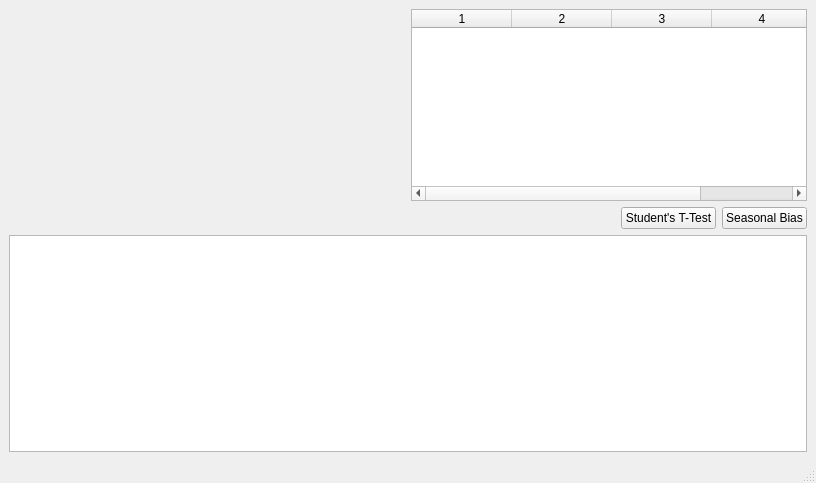
RolfVieten/StalGrowth, file src/plotselect.ui: the form before one commit.
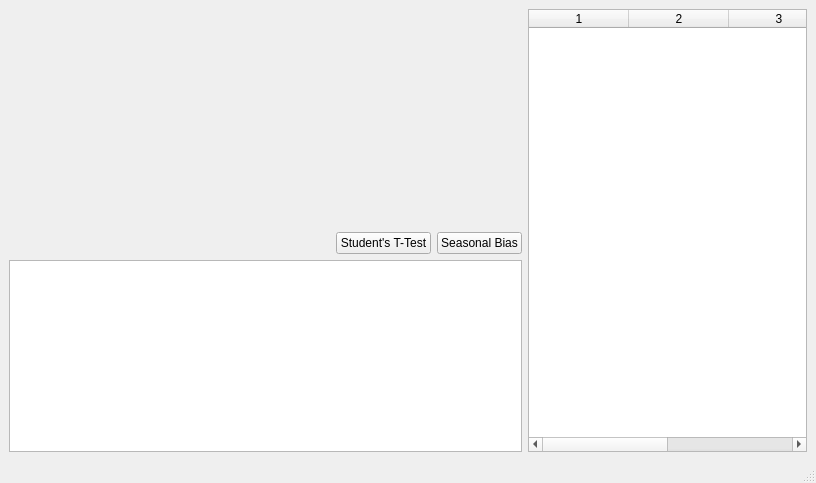
The form after the commit. Custom widgets are drawn as their Qt base class.

What changed in the file:
```diff
--- a/src/plotselect.ui
+++ b/src/plotselect.ui
@@ -14,40 +14,21 @@
    <string>MainWindow</string>
   </property>
   <widget class="QWidget" name="centralwidget">
-   <layout class="QVBoxLayout" name="verticalLayout">
-    <item>
      <layout class="QHBoxLayout" name="horizontalLayout">
       <item>
+     <layout class="QVBoxLayout" name="verticalLayout_2">
+      <item>
        <widget class="QCustomPlot" name="Graph" native="true">
         <property name="enabled">
          <bool>true</bool>
         </property>
         <property name="sizePolicy">
-         <sizepolicy hsizetype="Preferred" vsizetype="Preferred">
+         <sizepolicy hsizetype="Preferred" vsizetype="Expanding">
           <horstretch>0</horstretch>
           <verstretch>0</verstretch>
          </sizepolicy>
         </property>
        </widget>
-      </item>
-      <item>
-       <widget class="QTableWidget" name="tableWidget">
-        <property name="sizePolicy">
-         <sizepolicy hsizetype="Minimum" vsizetype="Minimum">
-          <horstretch>0</horstretch>
-          <verstretch>0</verstretch>
-         </sizepolicy>
-        </property>
-        <property name="columnCount">
-         <number>4</number>
-        </property>
-        <column/>
-        <column/>
-        <column/>
-        <column/>
-       </widget>
-      </item>
-     </layout>
     </item>
     <item>
      <layout class="QHBoxLayout" name="horizontalLayout_2">
@@ -84,7 +65,39 @@
      </layout>
     </item>
     <item>
-     <widget class="QTextBrowser" name="textBrowser"/>
+       <widget class="QTextBrowser" name="textBrowser">
+        <property name="sizePolicy">
+         <sizepolicy hsizetype="MinimumExpanding" vsizetype="Minimum">
+          <horstretch>0</horstretch>
+          <verstretch>0</verstretch>
+         </sizepolicy>
+        </property>
+       </widget>
+      </item>
+     </layout>
+    </item>
+    <item>
+     <widget class="QTableWidget" name="tableWidget">
+      <property name="sizePolicy">
+       <sizepolicy hsizetype="Minimum" vsizetype="Minimum">
+        <horstretch>0</horstretch>
+        <verstretch>0</verstretch>
+       </sizepolicy>
+      </property>
+      <property name="minimumSize">
+       <size>
+        <width>279</width>
+        <height>0</height>
+       </size>
+      </property>
+      <property name="columnCount">
+       <number>4</number>
+      </property>
+      <column/>
+      <column/>
+      <column/>
+      <column/>
+     </widget>
     </item>
    </layout>
   </widget>
```
Lines whose indentation alone changed are shown as unchanged.
